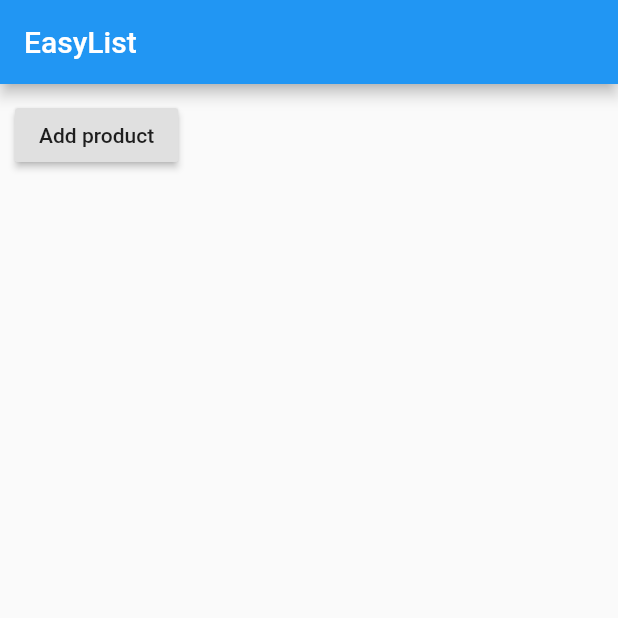
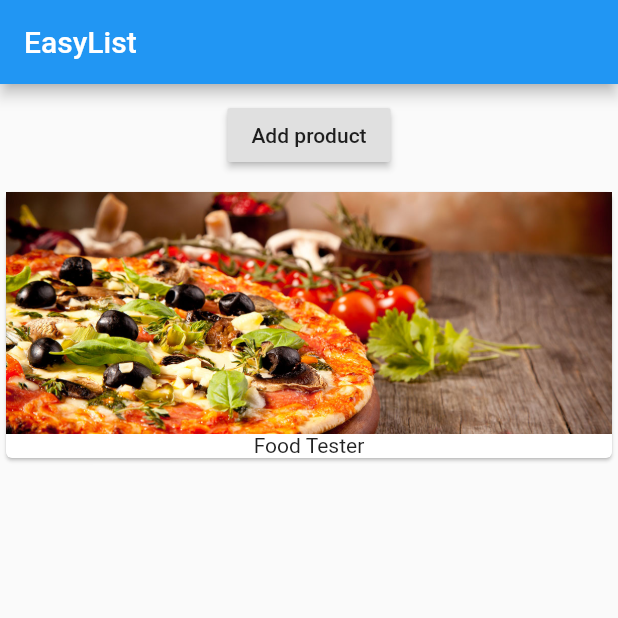
Before and after one commit to PIYatGitHub/flutter_listings, a Flutter app: the screen it shows after launch, on a phone screen of 412 x 824 dp, the top half of it. Run offline on Flutter 3.47's test engine with Material 2 defaults, Android fonts, the phone set to English and light mode, and no system bars.

Commit message:
split the code into 3 files already

```diff
--- a/lib/main.dart
+++ b/lib/main.dart
@@ -1,17 +1,10 @@
 import 'package:flutter/material.dart';
+
+import './product_manager.dart';
 
 void main() => runApp(MyApp());
 
-class MyApp extends StatefulWidget {
-  @override
-  State<StatefulWidget> createState() {
-    return _MyAppState();
-  }
-}
-
-class _MyAppState extends State<MyApp> {
-  List<String> _products = ['Food Tester'];
-
+class MyApp extends StatelessWidget {
   @override
   Widget build(context) {
     return MaterialApp(
@@ -19,21 +12,7 @@ class _MyAppState extends State<MyApp> {
         appBar: AppBar(
           title: Text('EasyList'),
         ),
-        body: Column(
-          children: [
-            Container(
-              margin: EdgeInsets.all(10.0),
-              child: RaisedButton(
-                onPressed: () {
-                  setState(() {
-                    _products.add('Advanced food tester');
-                  });
-                },
-                child: Text('Add product'),
-              ),
-            ),
-          ],
-        ),
+        body: ProductManager(),
       ),
     );
   }
--- /dev/null
+++ b/lib/product_manager.dart
@@ -0,0 +1,33 @@
+import 'package:flutter/material.dart';
+
+import './products.dart';
+
+class ProductManager extends StatefulWidget {
+  @override
+  State<StatefulWidget> createState() {
+    return _ProductManagerState();
+  }
+}
+
+class _ProductManagerState extends State<ProductManager> {
+  List<String> _products = ['Food Tester'];
+  @override
+  Widget build(BuildContext context) {
+    return Column(
+      children: <Widget>[
+        Container(
+          margin: EdgeInsets.all(10.0),
+          child: RaisedButton(
+            onPressed: () {
+              setState(() {
+                _products.add('Advanced food tester');
+              });
+            },
+            child: Text('Add product'),
+          ),
+        ),
+        Products(_products)
+      ],
+    );
+  }
+}
```
